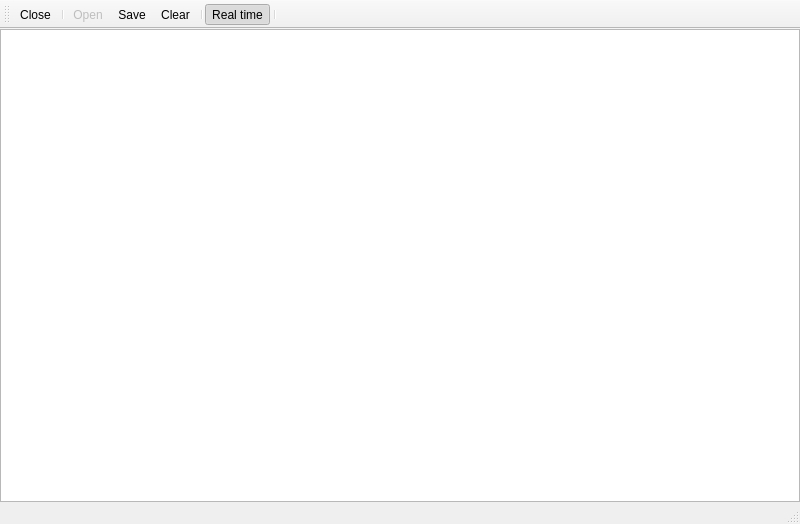
Above: qtgui/bpsk1000win.ui from gqrx-sdr/gqrx before the change. Below: the same form after it.
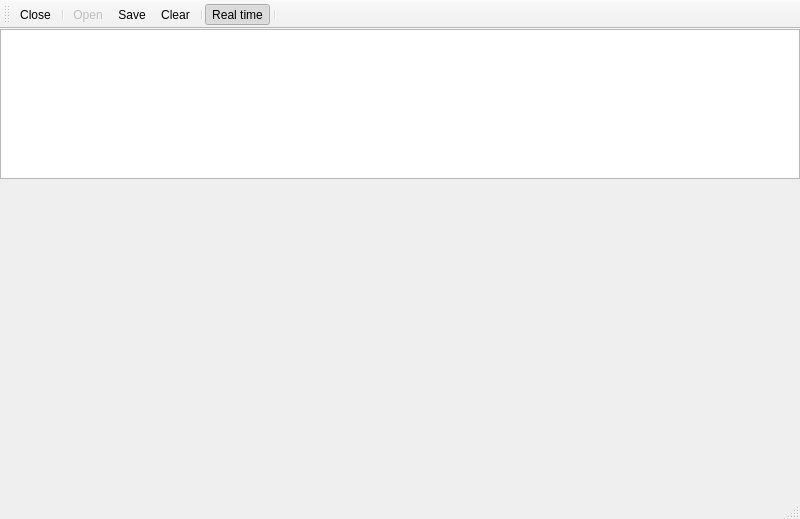
That is the form after the change. Icons and pictures are not drawn.

What changed in the file:
```diff
--- a/qtgui/bpsk1000win.ui
+++ b/qtgui/bpsk1000win.ui
@@ -7,7 +7,7 @@
     <x>0</x>
     <y>0</y>
     <width>800</width>
-    <height>524</height>
+    <height>519</height>
    </rect>
   </property>
   <property name="windowTitle">
@@ -28,11 +28,29 @@
     <item>
      <widget class="QListWidget" name="listView">
       <property name="sizePolicy">
-       <sizepolicy hsizetype="Expanding" vsizetype="Preferred">
+       <sizepolicy hsizetype="Expanding" vsizetype="Minimum">
         <horstretch>0</horstretch>
         <verstretch>0</verstretch>
        </sizepolicy>
       </property>
+      <property name="minimumSize">
+       <size>
+        <width>0</width>
+        <height>50</height>
+       </size>
+      </property>
+      <property name="maximumSize">
+       <size>
+        <width>16777215</width>
+        <height>150</height>
+       </size>
+      </property>
+     </widget>
+    </item>
+    <item>
+     <widget class="QStackedWidget" name="stackedWidget">
+      <widget class="QWidget" name="page1"/>
+      <widget class="QWidget" name="page2"/>
      </widget>
     </item>
    </layout>
```
